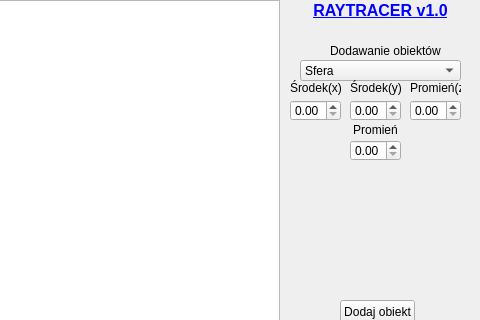
quetz05/Raytraicing, file mainwindow.ui: the form before one commit; both pictures show x 520 to 1000 and y 0 to 320 of the 1000 by 600 pixel window.
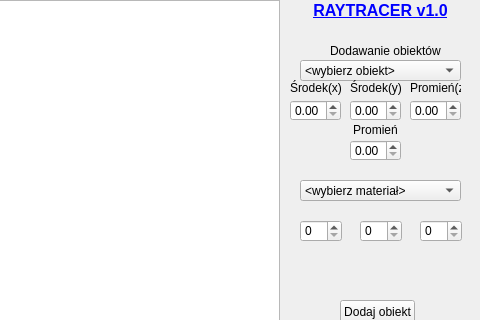
The form after the commit.

Commit message: mały GUI commit

```diff
--- a/mainwindow.ui
+++ b/mainwindow.ui
@@ -59,6 +59,11 @@
       <height>21</height>
      </rect>
     </property>
+    <item>
+     <property name="text">
+      <string>&lt;wybierz obiekt&gt;</string>
+     </property>
+    </item>
     <item>
      <property name="text">
       <string>Sfera</string>
@@ -242,6 +247,71 @@
      <string>&lt;html&gt;&lt;head/&gt;&lt;body&gt;&lt;p align=&quot;center&quot;&gt;Promień&lt;/p&gt;&lt;/body&gt;&lt;/html&gt;</string>
     </property>
    </widget>
+   <widget class="QComboBox" name="material_list">
+    <property name="geometry">
+     <rect>
+      <x>820</x>
+      <y>180</y>
+      <width>161</width>
+      <height>21</height>
+     </rect>
+    </property>
+    <item>
+     <property name="text">
+      <string>&lt;wybierz materiał&gt;</string>
+     </property>
+    </item>
+    <item>
+     <property name="text">
+      <string>Idealnie rozpraszający</string>
+     </property>
+    </item>
+    <item>
+     <property name="text">
+      <string>Phonga</string>
+     </property>
+    </item>
+    <item>
+     <property name="text">
+      <string>Modelujący odbicie</string>
+     </property>
+    </item>
+    <item>
+     <property name="text">
+      <string>Przezroczysty</string>
+     </property>
+    </item>
+   </widget>
+   <widget class="QSpinBox" name="spinBox">
+    <property name="geometry">
+     <rect>
+      <x>820</x>
+      <y>220</y>
+      <width>42</width>
+      <height>22</height>
+     </rect>
+    </property>
+   </widget>
+   <widget class="QSpinBox" name="spinBox_2">
+    <property name="geometry">
+     <rect>
+      <x>880</x>
+      <y>220</y>
+      <width>42</width>
+      <height>22</height>
+     </rect>
+    </property>
+   </widget>
+   <widget class="QSpinBox" name="spinBox_3">
+    <property name="geometry">
+     <rect>
+      <x>940</x>
+      <y>220</y>
+      <width>42</width>
+      <height>22</height>
+     </rect>
+    </property>
+   </widget>
   </widget>
   <widget class="QStatusBar" name="statusBar"/>
  </widget>
```
The commit also changes 2 other files.
